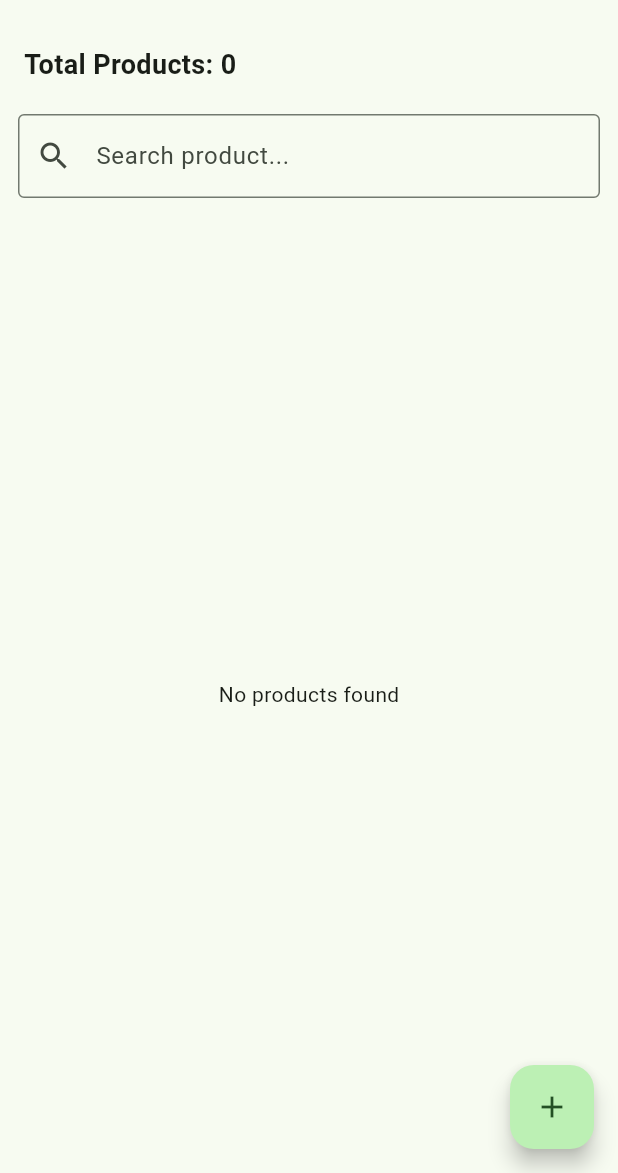
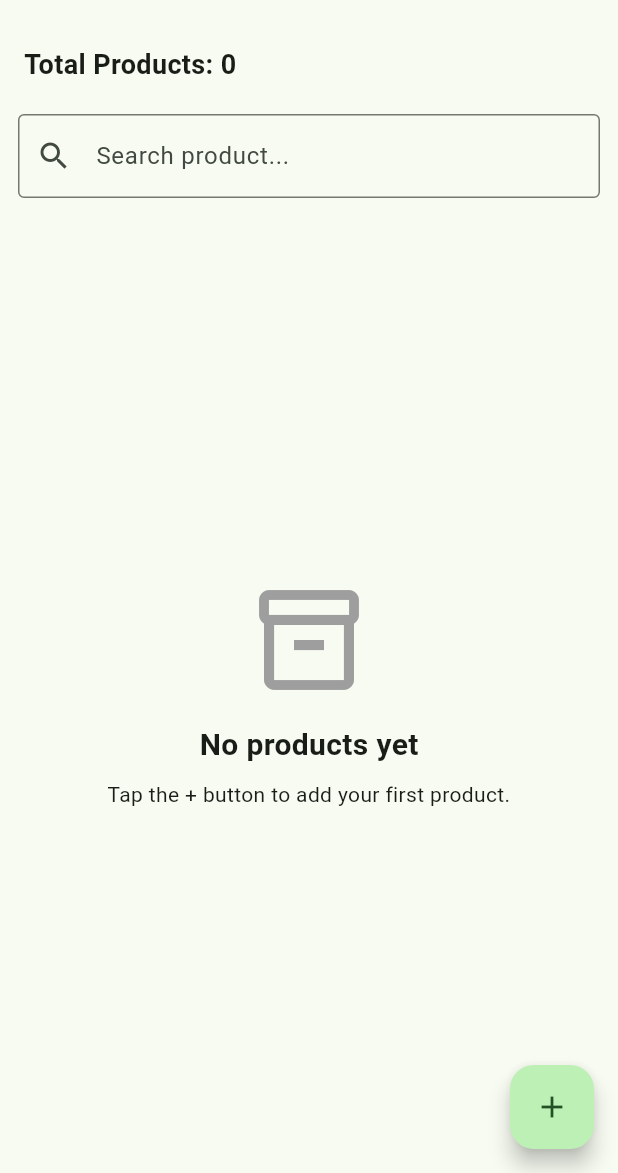
Before and after one commit to elrider-stack/pricebook, a Flutter app: the HomeScreen screen opened directly, on a phone screen of 412 x 824 dp, the part 63-1236 px from its top. Run offline on Flutter 3.47's test engine with Material 3 defaults, Android fonts, the phone set to English and light mode, and no system bars; our stand-ins replace sqflite; accounts and stored records are empty.

Commit message:
Improve empty state UI

```diff
--- a/lib/screens/home_screen.dart
+++ b/lib/screens/home_screen.dart
@@ -78,7 +78,31 @@ class _HomeScreenState extends State<HomeScreen> {
           ),
           Expanded(
             child: provider.products.isEmpty
-                ? const Center(child: Text('No products found'))
+                ? const Center(
+                    child: Column(
+                      mainAxisAlignment: MainAxisAlignment.center,
+                      children: [
+                        Icon(
+                          Icons.inventory_2_outlined,
+                          size: 80,
+                          color: Colors.grey,
+                        ),
+                        SizedBox(height: 16),
+                        Text(
+                          'No products yet',
+                          style: TextStyle(
+                            fontSize: 20,
+                            fontWeight: FontWeight.bold,
+                          ),
+                        ),
+                        SizedBox(height: 8),
+                        Text(
+                          'Tap the + button to add your first product.',
+                          textAlign: TextAlign.center,
+                        ),
+                      ],
+                    ),
+                  )
                 : ListView.builder(
                     itemCount: provider.products.length,
                     itemBuilder: (_, index) {
```
